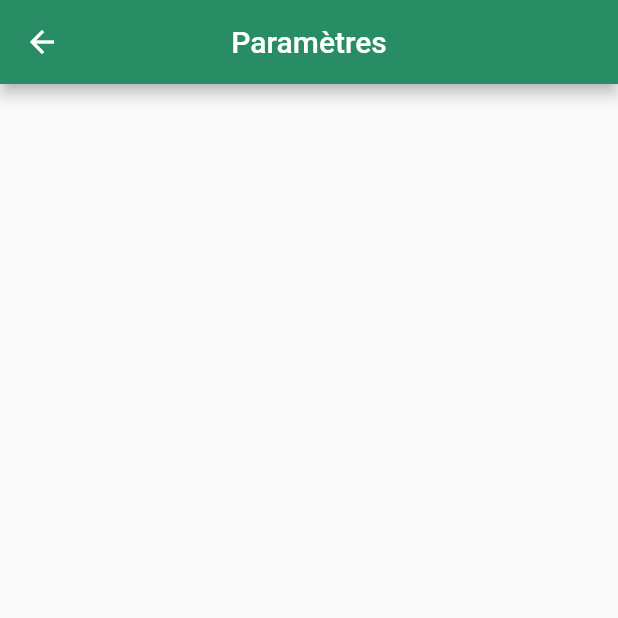
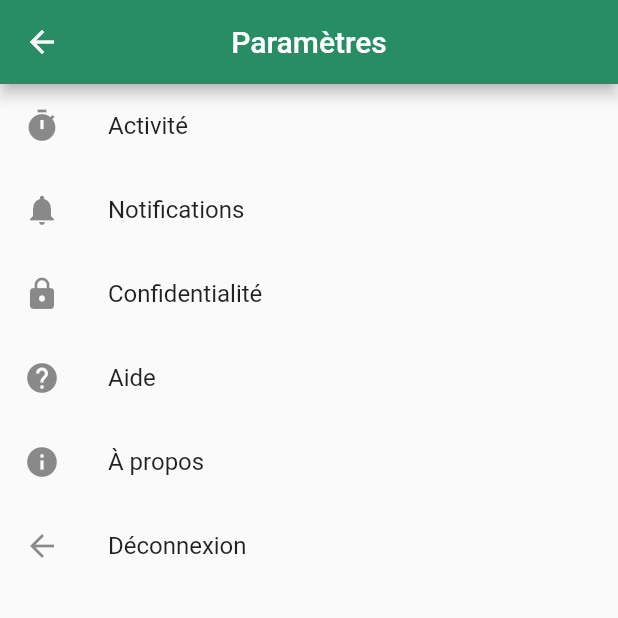
Before and after one commit to MaximeDubost/Strongr, a Flutter app: the SettingsPage screen opened directly, on a phone screen of 412 x 824 dp, the top half of it. Run offline on Flutter 3.47's test engine with Material 2 defaults, Android fonts, the phone set to English and light mode, and no system bars.

Commit message:
Page Paramètres v1

```diff
--- a/Frontend/lib/pages/settings_page.dart
+++ b/Frontend/lib/pages/settings_page.dart
@@ -17,6 +17,40 @@ class SettingsPage extends StatelessWidget {
         title: Text("Paramètres"),
         backgroundColor: PrimaryColor,
       ),
+      body: ListView(
+          children: <Widget>[
+            ListTile(
+              leading: Icon(Icons.timer),
+              title: Text('Activité'),
+              onTap: () {},
+            ),
+            ListTile(
+              leading: Icon(Icons.notifications),
+              title: Text('Notifications'),
+              onTap: () {},
+            ),
+            ListTile(
+              leading: Icon(Icons.lock),
+              title: Text('Confidentialité'),
+              onTap: () {},
+            ),
+            ListTile(
+              leading: Icon(Icons.help),
+              title: Text('Aide'),
+              onTap: () {},
+            ),
+            ListTile(
+              leading: Icon(Icons.info),
+              title: Text('À propos'),
+              onTap: () {},
+            ),
+            ListTile(
+              leading: Icon(Icons.arrow_back),
+              title: Text('Déconnexion'),
+              onTap: () {},
+            ),
+          ],
+        ),
     );
   }
 }
--- a/Frontend/pubspec.yaml
+++ b/Frontend/pubspec.yaml
@@ -34,6 +34,8 @@ dev_dependencies:
 
 # The following section is specific to Flutter.
 flutter:
+  assets:
+    - assets/images/strongr_logo.png
 
   # The following line ensures that the Material Icons font is
   # included with your application, so that you can use the icons in
```
Also changed, not shown: Frontend/lib/pages/connection_page.dart (+43 -15 lines), Frontend/lib/pages/loading_page.dart (+17 -6 lines), Frontend/lib/pages/sign_in_page.dart (+17 -17 lines), Frontend/lib/utils/no_animation_material_page_route.dart (added, +20 -0 lines), Frontend/assets/images/strongr_logo.png (added).
